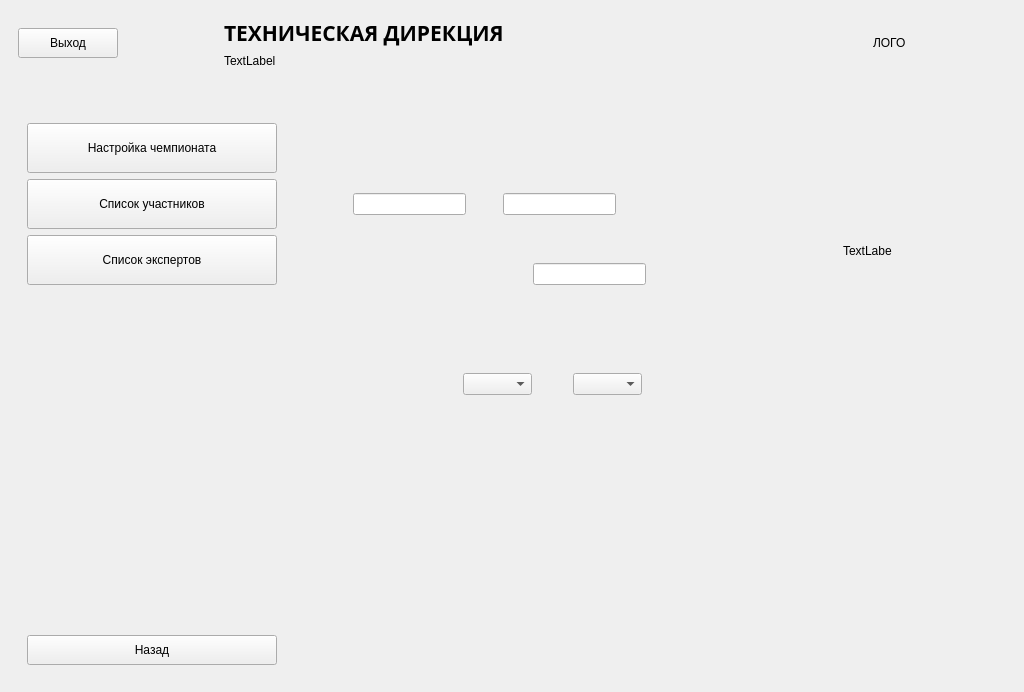
This is OrganizeForm.ui in faryek/KARELLO as Qt 5 draws it before an edit. The edited form follows.
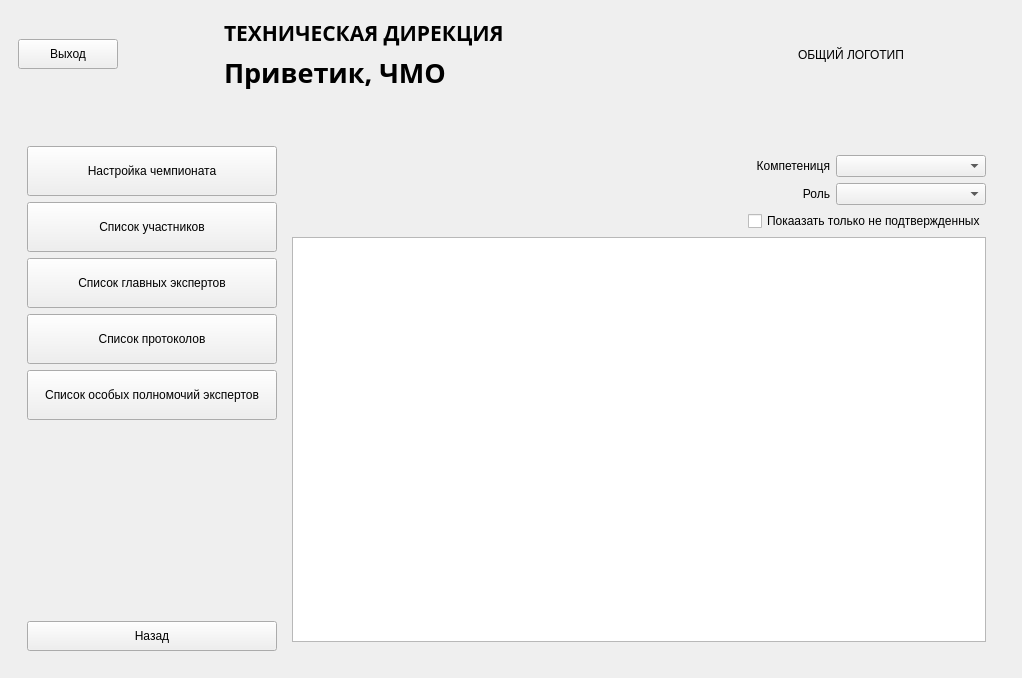
This is the edited form.

```diff
--- a/OrganizeForm.ui
+++ b/OrganizeForm.ui
@@ -6,8 +6,8 @@
    <rect>
     <x>0</x>
     <y>0</y>
-    <width>1024</width>
-    <height>692</height>
+    <width>1022</width>
+    <height>678</height>
    </rect>
   </property>
   <property name="windowTitle">
@@ -76,9 +76,16 @@
              </widget>
             </item>
             <item>
-             <widget class="QLabel" name="label_2">
+             <widget class="QLabel" name="welcomeLabel">
+              <property name="font">
+               <font>
+                <family>Akrobat ExtraBold</family>
+                <pointsize>20</pointsize>
+                <bold>true</bold>
+               </font>
+              </property>
               <property name="text">
-               <string>TextLabel</string>
+               <string>Приветик, ЧМО</string>
               </property>
              </widget>
             </item>
@@ -103,7 +110,7 @@
           <item>
            <widget class="QLabel" name="label_3">
             <property name="text">
-             <string>ЛОГО</string>
+             <string>ОБЩИЙ ЛОГОТИП</string>
             </property>
            </widget>
           </item>
@@ -333,7 +340,33 @@
                    </size>
                   </property>
                   <property name="text">
-                   <string>Список экспертов</string>
+                   <string>Список главных экспертов</string>
+                  </property>
+                 </widget>
+                </item>
+                <item>
+                 <widget class="QPushButton" name="protocolCButton">
+                  <property name="minimumSize">
+                   <size>
+                    <width>250</width>
+                    <height>50</height>
+                   </size>
+                  </property>
+                  <property name="text">
+                   <string>Список протоколов</string>
+                  </property>
+                 </widget>
+                </item>
+                <item>
+                 <widget class="QPushButton" name="permissionButton">
+                  <property name="minimumSize">
+                   <size>
+                    <width>250</width>
+                    <height>50</height>
+                   </size>
+                  </property>
+                  <property name="text">
+                   <string>Список особых полномочий экспертов</string>
                   </property>
                  </widget>
                 </item>
@@ -371,74 +404,288 @@
               <item>
                <widget class="QStackedWidget" name="stackedWidget_4">
                 <property name="currentIndex">
-                 <number>0</number>
+                 <number>1</number>
                 </property>
-                <widget class="QWidget" name="page_6">
-                 <widget class="QLineEdit" name="lineEdit_3">
-                  <property name="geometry">
-                   <rect>
-                    <x>70</x>
-                    <y>70</y>
-                    <width>113</width>
-                    <height>22</height>
-                   </rect>
-                  </property>
-                 </widget>
-                 <widget class="QLineEdit" name="lineEdit_4">
-                  <property name="geometry">
-                   <rect>
-                    <x>220</x>
-                    <y>70</y>
-                    <width>113</width>
-                    <height>22</height>
-                   </rect>
-                  </property>
-                 </widget>
-                 <widget class="QLabel" name="label_7">
-                  <property name="geometry">
-                   <rect>
-                    <x>560</x>
-                    <y>120</y>
-                    <width>49</width>
-                    <height>16</height>
-                   </rect>
-                  </property>
-                  <property name="text">
-                   <string>TextLabel</string>
-                  </property>
-                 </widget>
-                 <widget class="QLineEdit" name="lineEdit_5">
-                  <property name="geometry">
-                   <rect>
-                    <x>250</x>
-                    <y>140</y>
-                    <width>113</width>
-                    <height>22</height>
-                   </rect>
-                  </property>
-                 </widget>
-                 <widget class="QComboBox" name="comboBox">
-                  <property name="geometry">
-                   <rect>
-                    <x>180</x>
-                    <y>250</y>
-                    <width>69</width>
-                    <height>22</height>
-                   </rect>
-                  </property>
-                 </widget>
-                 <widget class="QComboBox" name="comboBox_2">
-                  <property name="geometry">
-                   <rect>
-                    <x>290</x>
-                    <y>250</y>
-                    <width>69</width>
-                    <height>22</height>
-                   </rect>
-                  </property>
-                 </widget>
+                <widget class="QWidget" name="championshipEditPage">
+                 <layout class="QVBoxLayout" name="verticalLayout_11">
+                  <item>
+                   <layout class="QHBoxLayout" name="horizontalLayout_10">
+                    <item>
+                     <layout class="QVBoxLayout" name="verticalLayout_10">
+                      <item>
+                       <layout class="QHBoxLayout" name="horizontalLayout_11">
+                        <item>
+                         <widget class="QLineEdit" name="startDateLine">
+                          <property name="minimumSize">
+                           <size>
+                            <width>50</width>
+                            <height>0</height>
+                           </size>
+                          </property>
+                         </widget>
+                        </item>
+                        <item>
+                         <widget class="QLineEdit" name="endDateLine">
+                          <property name="minimumSize">
+                           <size>
+                            <width>50</width>
+                            <height>0</height>
+                           </size>
+                          </property>
+                         </widget>
+                        </item>
+                       </layout>
+                      </item>
+                      <item>
+                       <widget class="QLineEdit" name="titleLine">
+                        <property name="minimumSize">
+                         <size>
+                          <width>350</width>
+                          <height>0</height>
+                         </size>
+                        </property>
+                       </widget>
+                      </item>
+                     </layout>
+                    </item>
+                    <item>
+                     <widget class="QLabel" name="logoLabel">
+                      <property name="minimumSize">
+                       <size>
+                        <width>200</width>
+                        <height>100</height>
+                       </size>
+                      </property>
+                      <property name="text">
+                       <string>ЛОГО</string>
+                      </property>
+                     </widget>
+                    </item>
+                   </layout>
+                  </item>
+                  <item>
+                   <widget class="QTableWidget" name="competitionTable"/>
+                  </item>
+                  <item>
+                   <layout class="QHBoxLayout" name="horizontalLayout_16">
+                    <item>
+                     <spacer name="horizontalSpacer_9">
+                      <property name="orientation">
+                       <enum>Qt::Horizontal</enum>
+                      </property>
+                      <property name="sizeHint" stdset="0">
+                       <size>
+                        <width>40</width>
+                        <height>20</height>
+                       </size>
+                      </property>
+                     </spacer>
+                    </item>
+                    <item>
+                     <widget class="QPushButton" name="addCompetitionButton">
+                      <property name="sizePolicy">
+                       <sizepolicy hsizetype="Fixed" vsizetype="Fixed">
+                        <horstretch>0</horstretch>
+                        <verstretch>0</verstretch>
+                       </sizepolicy>
+                      </property>
+                      <property name="text">
+                       <string>Добавить компетенцию</string>
+                      </property>
+                     </widget>
+                    </item>
+                    <item>
+                     <widget class="QPushButton" name="saveCompetitionButton">
+                      <property name="sizePolicy">
+                       <sizepolicy hsizetype="Fixed" vsizetype="Fixed">
+                        <horstretch>0</horstretch>
+                        <verstretch>0</verstretch>
+                       </sizepolicy>
+                      </property>
+                      <property name="text">
+                       <string>Сохранить изменения</string>
+                      </property>
+                     </widget>
+                    </item>
+                   </layout>
+                  </item>
+                 </layout>
                 </widget>
-                <widget class="QWidget" name="page_7"/>
+                <widget class="QWidget" name="memberPage">
+                 <layout class="QVBoxLayout" name="verticalLayout_13">
+                  <item>
+                   <layout class="QHBoxLayout" name="horizontalLayout_15">
+                    <item>
+                     <spacer name="horizontalSpacer_6">
+                      <property name="orientation">
+                       <enum>Qt::Horizontal</enum>
+                      </property>
+                      <property name="sizeHint" stdset="0">
+                       <size>
+                        <width>40</width>
+                        <height>20</height>
+                       </size>
+                      </property>
+                     </spacer>
+                    </item>
+                    <item>
+                     <layout class="QVBoxLayout" name="verticalLayout_12">
+                      <item>
+                       <layout class="QHBoxLayout" name="horizontalLayout_12">
+                        <item>
+                         <spacer name="horizontalSpacer_7">
+                          <property name="orientation">
+                           <enum>Qt::Horizontal</enum>
+                          </property>
+                          <property name="sizeHint" stdset="0">
+                           <size>
+                            <width>40</width>
+                            <height>20</height>
+                           </size>
+                          </property>
+                         </spacer>
+                        </item>
+                        <item>
+                         <widget class="QLabel" name="competitionLabel">
+                          <property name="sizePolicy">
+                           <sizepolicy hsizetype="Fixed" vsizetype="Preferred">
+                            <horstretch>0</horstretch>
+                            <verstretch>0</verstretch>
+                           </sizepolicy>
+                          </property>
+                          <property name="minimumSize">
+                           <size>
+                            <width>100</width>
+                            <height>0</height>
+                           </size>
+                          </property>
+                          <property name="text">
+                           <string>Компетениця</string>
+                          </property>
+                          <property name="alignment">
+                           <set>Qt::AlignRight|Qt::AlignTrailing|Qt::AlignVCenter</set>
+                          </property>
+                         </widget>
+                        </item>
+                        <item>
+                         <widget class="QComboBox" name="competitionCombo">
+                          <property name="sizePolicy">
+                           <sizepolicy hsizetype="Fixed" vsizetype="Fixed">
+                            <horstretch>0</horstretch>
+                            <verstretch>0</verstretch>
+                           </sizepolicy>
+                          </property>
+                          <property name="minimumSize">
+                           <size>
+                            <width>150</width>
+                            <height>0</height>
+                           </size>
+                          </property>
+                         </widget>
+                        </item>
+                       </layout>
+                      </item>
+                      <item>
+                       <layout class="QHBoxLayout" name="horizontalLayout_13">
+                        <item>
+                         <spacer name="horizontalSpacer_8">
+                          <property name="orientation">
+                           <enum>Qt::Horizontal</enum>
+                          </property>
+                          <property name="sizeHint" stdset="0">
+                           <size>
+                            <width>40</width>
+                            <height>20</height>
+                           </size>
+                          </property>
+                         </spacer>
+                        </item>
+                        <item>
+                         <widget class="QLabel" name="roleLabel">
+                          <property name="sizePolicy">
+                           <sizepolicy hsizetype="Fixed" vsizetype="Preferred">
+                            <horstretch>0</horstretch>
+                            <verstretch>0</verstretch>
+                           </sizepolicy>
+                          </property>
+                          <property name="minimumSize">
+                           <size>
+                            <width>100</width>
+                            <height>0</height>
+                           </size>
+                          </property>
+                          <property name="text">
+                           <string>Роль</string>
+                          </property>
+                          <property name="alignment">
+                           <set>Qt::AlignRight|Qt::AlignTrailing|Qt::AlignVCenter</set>
+                          </property>
+                         </widget>
+                        </item>
+                        <item>
+                         <widget class="QComboBox" name="roleCombo">
+                          <property name="sizePolicy">
+                           <sizepolicy hsizetype="Fixed" vsizetype="Fixed">
+                            <horstretch>0</horstretch>
+                            <verstretch>0</verstretch>
+                           </sizepolicy>
+                          </property>
+                          <property name="minimumSize">
+                           <size>
+                            <width>150</width>
+                            <height>0</height>
+                           </size>
+                          </property>
+                         </widget>
+                        </item>
+                       </layout>
+                      </item>
+                      <item>
+                       <layout class="QHBoxLayout" name="horizontalLayout_14">
+                        <item>
+                         <spacer name="horizontalSpacer_5">
+                          <property name="orientation">
+                           <enum>Qt::Horizontal</enum>
+                          </property>
+                          <property name="sizeHint" stdset="0">
+                           <size>
+                            <width>40</width>
+                            <height>20</height>
+                           </size>
+                          </property>
+                         </spacer>
+                        </item>
+                        <item>
+                         <widget class="QCheckBox" name="showUnknownCheck">
+                          <property name="sizePolicy">
+                           <sizepolicy hsizetype="Fixed" vsizetype="Fixed">
+                            <horstretch>0</horstretch>
+                            <verstretch>0</verstretch>
+                           </sizepolicy>
+                          </property>
+                          <property name="text">
+                           <string>Покаазать только не подтвержденных</string>
+                          </property>
+                         </widget>
+                        </item>
+                       </layout>
+                      </item>
+                     </layout>
+                    </item>
+                   </layout>
+                  </item>
+                  <item>
+                   <widget class="QTableWidget" name="memberTable"/>
+                  </item>
+                 </layout>
+                </widget>
+                <widget class="QWidget" name="expertPage">
+                 <layout class="QVBoxLayout" name="verticalLayout_14">
+                  <item>
+                   <widget class="QTableWidget" name="mainExpertTable"/>
+                  </item>
+                 </layout>
+                </widget>
                </widget>
               </item>
              </layout>
```
Left out of the diff: 58 changed lines with no effect on the pictures.
